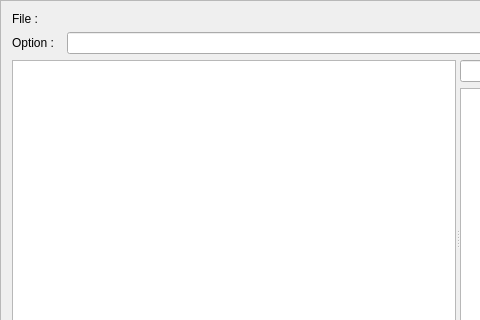
Above: src/option/optionconfigurator.ui from GAMS-dev/studio before the change; both pictures show x 0 to 480 and y 0 to 320 of the 916 by 456 pixel window. Below: the same form after it.
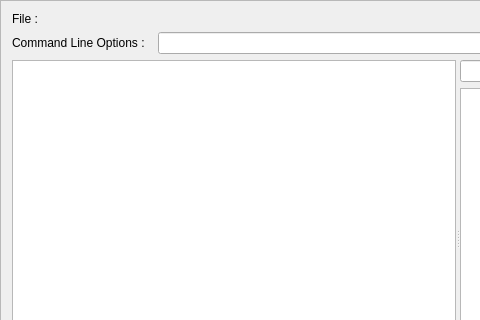
That is the form after the change.

Commit message: disabled/enabled option interface

What changed in the file:
```diff
--- a/src/option/optionconfigurator.ui
+++ b/src/option/optionconfigurator.ui
@@ -38,7 +38,7 @@
      <item>
       <widget class="QLabel" name="commandLineLabel">
        <property name="text">
-        <string>Option :  </string>
+        <string>Command Line Options :  </string>
        </property>
       </widget>
      </item>
```
The commit also changes 8 other files.
